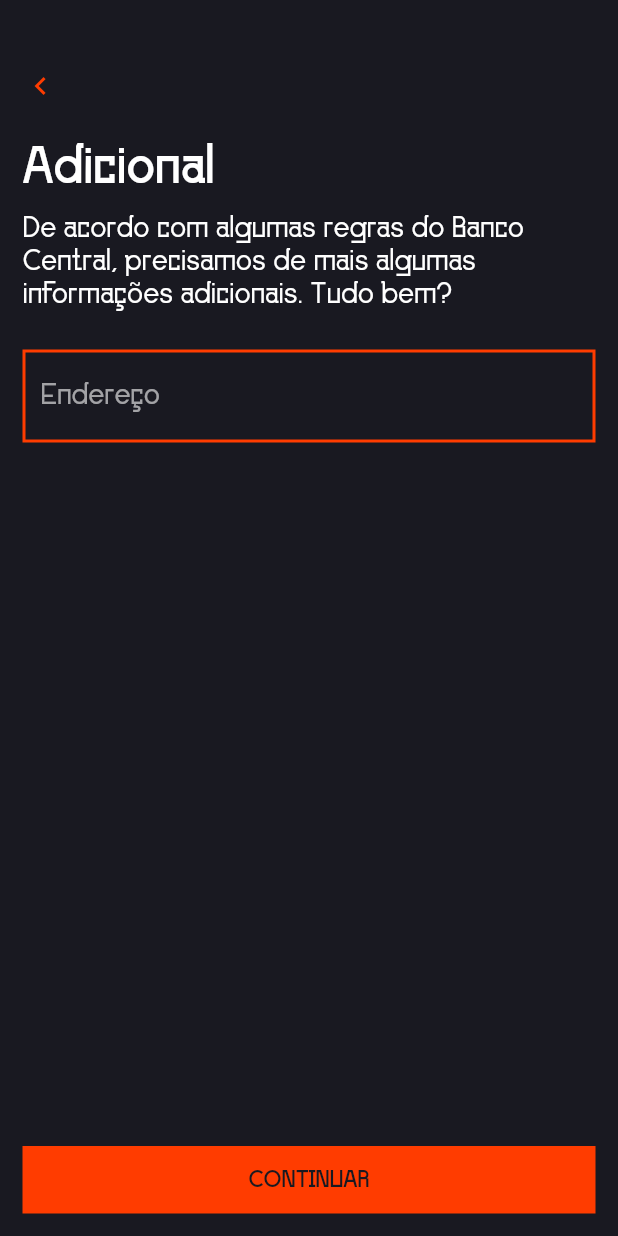
After one commit to julianasalafia/PlayersBankRedesign, a Flutter app: the UserProfessionPage screen opened directly, on a phone screen of 412 x 824 dp. The commit adds this screen. Run offline on Flutter 3.47's test engine with Material 2 defaults, Android fonts, the phone set to English and light mode, and no system bars; missing offline and left inert: country_state_picker.

Commit message:
feat: add new page for registering additional user information

```diff
--- a/lib/login/sign_up/user_data_page.dart
+++ b/lib/login/sign_up/user_data_page.dart
@@ -1,5 +1,6 @@
 import 'package:country_state_picker/country_state_picker.dart';
 import 'package:flutter/material.dart';
+import 'package:players_bank_redesign/login/sign_up/user_profession_page.dart';
 import 'package:players_bank_redesign/shared/constants.dart';
 import 'package:players_bank_redesign/widgets/main_button.dart';
 import 'package:players_bank_redesign/widgets/text_field_widget.dart';
@@ -22,6 +23,7 @@ class _UserDataPageState extends State<UserDataPage> {
 
   @override
   Widget build(BuildContext context) {
+    Widget userProfessionPage = const UserProfessionPage();
     bool showLabel = false;
     return Scaffold(
       body: Padding(
@@ -101,8 +103,12 @@ class _UserDataPageState extends State<UserDataPage> {
                 Expanded(
                   child: MainButtonStyle(
                     buttonText: continueButton,
-                    onPressed: () {},
-                    nextPage: null,
+                    onPressed: () => Navigator.push(
+                      context,
+                      MaterialPageRoute(
+                          builder: (context) => userProfessionPage),
+                    ),
+                    nextPage: UserProfessionPage(),
                   ),
                 ),
               ],
--- /dev/null
+++ b/lib/login/sign_up/user_profession_page.dart
@@ -0,0 +1,75 @@
+import 'package:country_state_picker/country_state_picker.dart';
+import 'package:flutter/material.dart';
+import 'package:players_bank_redesign/shared/constants.dart';
+import 'package:players_bank_redesign/widgets/main_button.dart';
+import 'package:players_bank_redesign/widgets/text_field_widget.dart';
+import '../../shared/app_colors.dart';
+import '../../widgets/go_back_button.dart';
+
+const continueButton = 'CONTINUAR';
+const documentTitle = 'Adicional';
+const description =
+    'De acordo com algumas regras do Banco Central, precisamos de mais algumas informações adicionais. Tudo bem?';
+
+class UserProfessionPage extends StatefulWidget {
+  const UserProfessionPage({super.key});
+
+  @override
+  State<UserProfessionPage> createState() => _UserProfessionPageState();
+}
+
+class _UserProfessionPageState extends State<UserProfessionPage> {
+  String? state;
+  String? country;
+
+  @override
+  Widget build(BuildContext context) {
+    bool showLabel = false;
+    return Scaffold(
+      body: Padding(
+        padding: const EdgeInsets.fromLTRB(15, 45, 15, 15),
+        child: Column(
+          mainAxisAlignment: MainAxisAlignment.spaceBetween,
+          children: [
+            Column(
+              crossAxisAlignment: CrossAxisAlignment.start,
+              children: [
+                GestureDetector(
+                  onTap: () {
+                    Navigator.of(context).pop();
+                  },
+                  child: const GoBackButton(),
+                ),
+                const SizedBox(height: sizedBoxHeight),
+                const Text(
+                  documentTitle,
+                  style: kTitleTextStyle,
+                ),
+                const SizedBox(height: sizedBoxHeightMin),
+                const Text(
+                  description,
+                  style: kEditTextStyle,
+                ),
+                const SizedBox(height: sizedBoxHeight),
+                const TextFieldWidget(hintText: 'Endereço'),
+                const SizedBox(height: sizedBoxHeightMin),
+              ],
+            ),
+            const SizedBox(height: sizedBoxHeightMin),
+            Row(
+              children: [
+                Expanded(
+                  child: MainButtonStyle(
+                    buttonText: continueButton,
+                    onPressed: () {},
+                    nextPage: null,
+                  ),
+                ),
+              ],
+            ),
+          ],
+        ),
+      ),
+    );
+  }
+}
```
